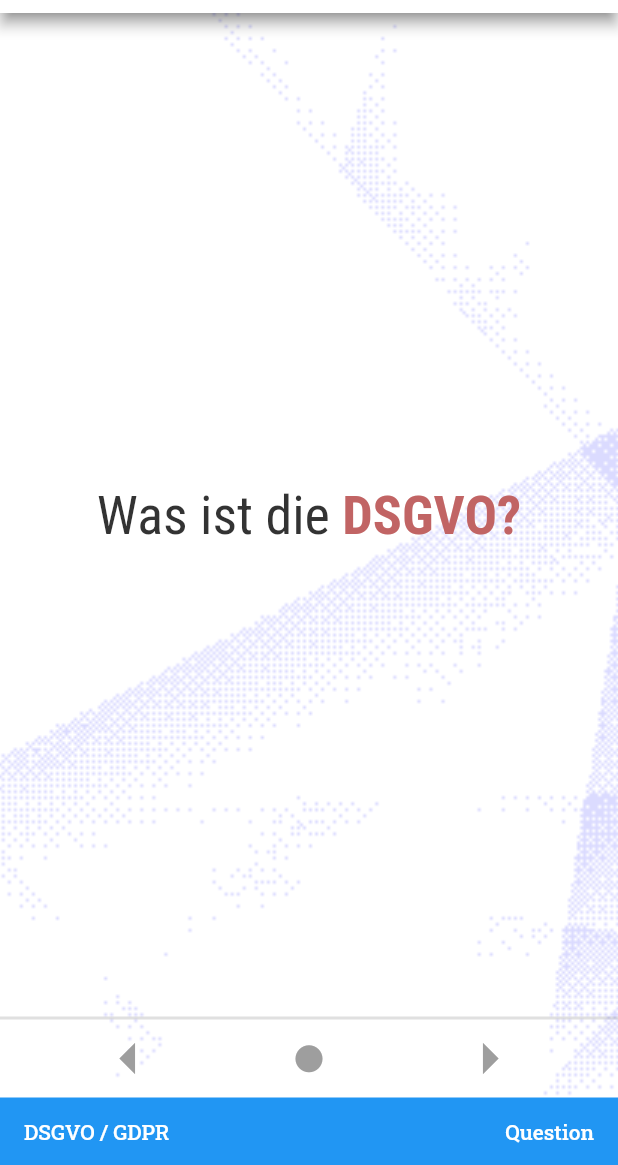
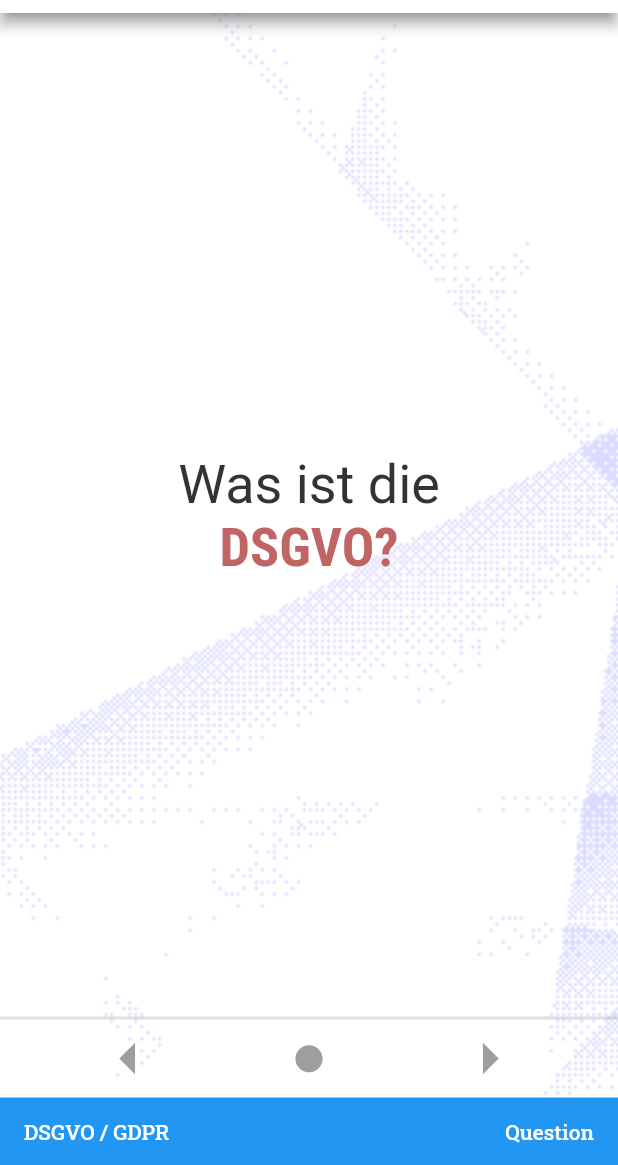
Before and after one commit to iwilfried/Flutter-Flashcards-Portrait, a Flutter app: the screen it shows after launch, after a tap on the "arrow forward" icon, after a tap on "DSGVO / GDPR", after a tap on "Start Studying", on a phone screen of 412 x 824 dp, the part 71-1236 px from its top. Run offline on Flutter 3.47's test engine with Material 2 defaults, Android fonts, the phone set to English and light mode, and no system bars; drawn by our look-alikes of flip_card, styled_text; our stand-ins replace auto_size_text, flutter_riverpod, google_fonts, shared_preferences.

Commit message:
fixing categories screen and using new font

```diff
--- a/lib/screens/categories_screen.dart
+++ b/lib/screens/categories_screen.dart
@@ -58,7 +58,7 @@ class _CategoriesScreenState extends ConsumerState<CategoriesScreen> {
                         maxLines: 1,
                         style: GoogleFonts.oswald(
                             textStyle: TextStyle(
-                          fontWeight: FontWeight.bold,
+                          fontWeight: FontWeight.w400,
                           color: Theme.of(context).primaryColor,
                           fontSize: 27,
                         )),
@@ -87,7 +87,7 @@ class _CategoriesScreenState extends ConsumerState<CategoriesScreen> {
                           primary: const Color(0xffF16623),
                           shape: RoundedRectangleBorder(
                               borderRadius: BorderRadius.circular(1.0)),
-                          padding: const EdgeInsets.all(5.0),
+                          padding: const EdgeInsets.all(10.0),
                         ),
                         onPressed: () => Navigator.pushReplacement(
                           context,
@@ -101,28 +101,29 @@ class _CategoriesScreenState extends ConsumerState<CategoriesScreen> {
                                 textStyle: const TextStyle(
                               color: Colors.white,
                               fontWeight: FontWeight.w500,
-                              fontSize: 12,
+                              fontSize: 14,
                             ))),
                       ),
                     ],
                   ),
                 ),
                 children: [
+                  const Divider(
+                    height: 1,
+                    thickness: 2,
+                  ),
                   Padding(
-                    padding: const EdgeInsets.all(20),
-                    child: Row(
-                      mainAxisAlignment: MainAxisAlignment.start,
-                      children: [
-                        Text(
+                    padding: const EdgeInsets.symmetric(
+                        horizontal: 20, vertical: 15),
+                    child: Text(
                       widget.categories[index].explanation,
+                      textAlign: TextAlign.start,
                       style: GoogleFonts.oswald(
                           textStyle: TextStyle(
                         fontWeight: FontWeight.normal,
                         color: Theme.of(context).primaryColor,
                         fontSize: 15,
                       )),
-                        ),
-                      ],
                     ),
                   ),
                 ],
--- a/lib/slides/slide_one.dart
+++ b/lib/slides/slide_one.dart
@@ -52,6 +52,7 @@ class _SlideOneState extends ConsumerState<SlideOne> {
                   },
                   style: GoogleFonts.robotoCondensed(
                       textStyle: TextStyle(
+                          fontFamily: "RobotoSerif",
                           fontWeight: fontWeight,
                           decoration: element.isUnderLine
                               ? TextDecoration.underline
@@ -122,12 +123,11 @@ class _SlideOneState extends ConsumerState<SlideOne> {
                           child: StyledText(
                         textAlign: TextAlign.center,
                         text: widget.slide.firstSide,
-                        style: GoogleFonts.robotoCondensed(
-                          textStyle: TextStyle(
+                        style: TextStyle(
+                          fontFamily: "RobotoSerif",
                           color: Theme.of(context).primaryColor,
                           fontWeight: FontWeight.w400,
                           fontSize: 36,
-                          ),
                         ),
                         tags: tags,
                       )),
@@ -143,13 +143,12 @@ class _SlideOneState extends ConsumerState<SlideOne> {
                         children: [
                           StyledText(
                             text: widget.slide.secondSide,
-                            style: GoogleFonts.robotoCondensed(
-                              textStyle: TextStyle(
+                            style: TextStyle(
+                              fontFamily: "RobotoSerif",
                               color: Theme.of(context).primaryColor,
                               fontWeight: FontWeight.w400,
                               fontSize: 19,
                               height: 1.7,
-                              ),
                             ),
                             tags: tags,
                           ),
```
Also changed, not shown: pubspec.yaml (+6 -7 lines), pubspec.lock, 1 other file. Lines whose indentation alone changed are shown as unchanged.
